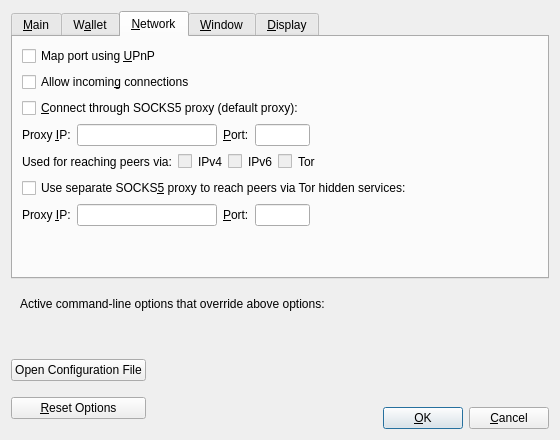
First picture: the form in src/qt/forms/optionsdialog.ui, repository BananeRapeuse/Natrix-node, before the edit.
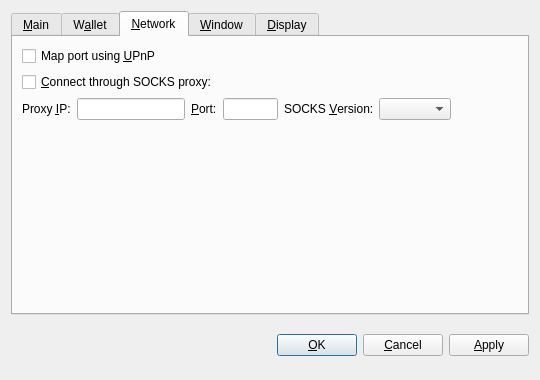
Second picture: the form after the edit. The open tabs and pages were chosen to show the change. Custom widgets are drawn as their Qt base class.

Diff of the .ui file:
```diff
--- a/src/qt/forms/optionsdialog.ui
+++ b/src/qt/forms/optionsdialog.ui
@@ -6,8 +6,8 @@
    <rect>
     <x>0</x>
     <y>0</y>
-    <width>560</width>
-    <height>440</height>
+    <width>540</width>
+    <height>380</height>
    </rect>
   </property>
   <property name="windowTitle">
@@ -19,6 +19,9 @@
   <layout class="QVBoxLayout" name="verticalLayout">
    <item>
     <widget class="QTabWidget" name="tabWidget">
+     <property name="tabPosition">
+      <enum>QTabWidget::North</enum>
+     </property>
      <property name="currentIndex">
       <number>0</number>
      </property>
@@ -30,41 +33,28 @@
        <item>
         <widget class="QCheckBox" name="bitcoinAtStartup">
          <property name="toolTip">
-          <string>Automatically start %1 after logging in to the system.</string>
+          <string>Automatically start Natrix after logging in to the system.</string>
          </property>
          <property name="text">
-          <string>&amp;Start %1 on system login</string>
+          <string>&amp;Start Natrix on system login</string>
          </property>
         </widget>
        </item>
+       <item>
+        <spacer name="verticalSpacer_Main">
+         <property name="orientation">
+          <enum>Qt::Vertical</enum>
+         </property>
+         <property name="sizeHint" stdset="0">
+          <size>
+           <width>20</width>
+           <height>40</height>
+          </size>
+         </property>
+        </spacer>
+       </item>
        <item>
         <layout class="QHBoxLayout" name="horizontalLayout_2_Main">
-         <item>
-          <widget class="QLabel" name="databaseCacheLabel">
-           <property name="text">
-            <string>Size of &amp;database cache</string>
-           </property>
-           <property name="textFormat">
-            <enum>Qt::PlainText</enum>
-           </property>
-           <property name="buddy">
-            <cstring>databaseCache</cstring>
-           </property>
-          </widget>
-         </item>
-         <item>
-          <widget class="QSpinBox" name="databaseCache"/>
-         </item>
-         <item>
-          <widget class="QLabel" name="databaseCacheUnitLabel">
-           <property name="text">
-            <string>MB</string>
-           </property>
-           <property name="textFormat">
-            <enum>Qt::PlainText</enum>
-           </property>
-          </widget>
-         </item>
          <item>
           <spacer name="horizontalSpacer_2_Main">
            <property name="orientation">
@@ -78,96 +68,93 @@
            </property>
           </spacer>
          </item>
-        </layout>
-       </item>
-       <item>
-        <layout class="QHBoxLayout" name="horizontalLayout_3_Main">
          <item>
-          <widget class="QLabel" name="threadsScriptVerifLabel">
-           <property name="text">
-            <string>Number of script &amp;verification threads</string>
-           </property>
-           <property name="textFormat">
-            <enum>Qt::PlainText</enum>
-           </property>
-           <property name="buddy">
-            <cstring>threadsScriptVerif</cstring>
-           </property>
-          </widget>
-         </item>
-         <item>
-          <widget class="QSpinBox" name="threadsScriptVerif">
+          <widget class="QPushButton" name="resetButton">
            <property name="toolTip">
-            <string>(0 = auto, &lt;0 = leave that many cores free)</string>
+            <string>Reset all client options to default.</string>
+           </property>
+           <property name="text">
+            <string>&amp;Reset Options</string>
+           </property>
+           <property name="autoDefault">
+            <bool>false</bool>
            </property>
           </widget>
          </item>
-         <item>
-          <spacer name="horizontalSpacer_3_Main">
-           <property name="orientation">
-            <enum>Qt::Horizontal</enum>
-           </property>
-           <property name="sizeHint" stdset="0">
-            <size>
-             <width>40</width>
-             <height>20</height>
-            </size>
-           </property>
-          </spacer>
-         </item>
         </layout>
        </item>
-       <item>
-        <spacer name="verticalSpacer_Main">
-         <property name="orientation">
-          <enum>Qt::Vertical</enum>
-         </property>
-         <property name="sizeHint" stdset="0">
-          <size>
-           <width>20</width>
-           <height>40</height>
-          </size>
-         </property>
-        </spacer>
-       </item>
       </layout>
      </widget>
      <widget class="QWidget" name="tabWallet">
       <attribute name="title">
        <string>W&amp;allet</string>
       </attribute>
-      <layout class="QVBoxLayout" name="verticalLayout_Wallet">
+      <layout class="QVBoxLayout" name="verticalLayout_Network">
        <item>
-        <widget class="QGroupBox" name="groupBox">
-         <property name="title">
-          <string>Expert</string>
+        <widget class="QLabel" name="transactionFeeInfoLabel">
+         <property name="text">
+          <string>Optional transaction fee per kB that helps make sure your transactions are processed quickly. Most transactions are 1 kB.</string>
          </property>
-         <layout class="QVBoxLayout" name="verticalLayout_2">
-          <item>
-           <widget class="QCheckBox" name="coinControlFeatures">
-            <property name="toolTip">
-             <string>Whether to show coin control features or not.</string>
-            </property>
-            <property name="text">
-             <string>Enable coin &amp;control features</string>
-            </property>
-           </widget>
-          </item>
-          <item>
-           <widget class="QCheckBox" name="spendZeroConfChange">
-            <property name="toolTip">
-             <string>If you disable the spending of unconfirmed change, the change from a transaction cannot be used until that transaction has at least one confirmation. This also affects how your balance is computed.</string>
-            </property>
-            <property name="text">
-             <string>&amp;Spend unconfirmed change</string>
-            </property>
-           </widget>
-          </item>
-         </layout>
+         <property name="textFormat">
+          <enum>Qt::PlainText</enum>
+         </property>
+         <property name="wordWrap">
+          <bool>true</bool>
+         </property>
         </widget>
        </item>
        <item>
-        <spacer name="verticalSpacer_Wallet">
+        <layout class="QHBoxLayout" name="horizontalLayout_1_Main">
+         <item>
+          <widget class="QLabel" name="transactionFeeLabel">
+           <property name="text">
+            <string>Pay transaction &amp;fee</string>
+           </property>
+           <property name="textFormat">
+            <enum>Qt::PlainText</enum>
+           </property>
+           <property name="buddy">
+            <cstring>transactionFee</cstring>
+           </property>
+          </widget>
+         </item>
+         <item>
+          <widget class="BitcoinAmountField" name="transactionFee"/>
+         </item>
+         <item>
+          <spacer name="horizontalSpacer_1_Main">
+           <property name="orientation">
+            <enum>Qt::Horizontal</enum>
+           </property>
+           <property name="sizeHint" stdset="0">
+            <size>
+             <width>40</width>
+             <height>20</height>
+            </size>
+           </property>
+          </spacer>
+         </item>
+        </layout>
+       </item>
+       <item>
+        <widget class="QLabel" name="label">
+         <property name="text">
+          <string>If you disable the spending of unconfirmed change, the change from a transaction cannot be used until that transaction has at least one confirmation. This also affects how your balance is computed.</string>
+         </property>
+         <property name="wordWrap">
+          <bool>true</bool>
+         </property>
+        </widget>
+       </item>
+       <item>
+        <widget class="QCheckBox" name="spendZeroConfChange">
+         <property name="text">
+          <string>Spend unconfirmed change  (experts only)</string>
+         </property>
+        </widget>
+       </item>
+       <item>
+        <spacer name="verticalSpacer">
          <property name="orientation">
           <enum>Qt::Vertical</enum>
          </property>
@@ -189,35 +176,25 @@
        <item>
         <widget class="QCheckBox" name="mapPortUpnp">
          <property name="toolTip">
-          <string>Automatically open the Bitcoin client port on the router. This only works when your router supports UPnP and it is enabled.</string>
+          <string>Automatically open the Natrix client port on the router. This only works when your router supports UPnP and it is enabled.</string>
          </property>
          <property name="text">
           <string>Map port using &amp;UPnP</string>
          </property>
         </widget>
        </item>
-       <item>
-        <widget class="QCheckBox" name="allowIncoming">
-         <property name="toolTip">
-          <string>Accept connections from outside.</string>
-         </property>
-         <property name="text">
-          <string>Allow incomin&amp;g connections</string>
-         </property>
-        </widget>
-       </item>
        <item>
         <widget class="QCheckBox" name="connectSocks">
          <property name="toolTip">
-          <string>Connect to the Bitcoin network through a SOCKS5 proxy.</string>
+          <string>Connect to the Natrix network through a SOCKS proxy (e.g. when connecting through Tor).</string>
          </property>
          <property name="text">
-          <string>&amp;Connect through SOCKS5 proxy (default proxy):</string>
+          <string>&amp;Connect through SOCKS proxy:</string>
          </property>
         </widget>
        </item>
        <item>
-        <layout class="QHBoxLayout" name="horizontalLayout_1_Network">
+        <layout class="QHBoxLayout" name="horizontalLayout_Network">
          <item>
           <widget class="QLabel" name="proxyIpLabel">
            <property name="text">
@@ -233,12 +210,6 @@
          </item>
          <item>
           <widget class="QValidatedLineEdit" name="proxyIp">
-           <property name="minimumSize">
-            <size>
-             <width>140</width>
-             <height>0</height>
-            </size>
-           </property>
            <property name="maximumSize">
             <size>
              <width>140</width>
@@ -246,7 +217,7 @@
             </size>
            </property>
            <property name="toolTip">
-            <string>IP address of the proxy (e.g. IPv4: 127.0.0.1 / IPv6: ::1)</string>
+            <string>IP address of the proxy (e.g. 127.0.0.1)</string>
            </property>
           </widget>
          </item>
@@ -265,12 +236,6 @@
          </item>
          <item>
           <widget class="QLineEdit" name="proxyPort">
-           <property name="minimumSize">
-            <size>
-             <width>55</width>
-             <height>0</height>
-            </size>
-           </property>
            <property name="maximumSize">
             <size>
              <width>55</width>
@@ -283,194 +248,27 @@
           </widget>
          </item>
          <item>
-          <spacer name="horizontalSpacer_1_Network">
-           <property name="orientation">
-            <enum>Qt::Horizontal</enum>
-           </property>
-           <property name="sizeHint" stdset="0">
-            <size>
-             <width>40</width>
-             <height>20</height>
-            </size>
-           </property>
-          </spacer>
-         </item>
-        </layout>
-       </item>
-       <item>
-        <layout class="QHBoxLayout" name="horizontalLayout_2_Network">
-         <item>
-          <widget class="QLabel" name="proxyActiveNets">
+          <widget class="QLabel" name="socksVersionLabel">
            <property name="text">
-            <string>Used for reaching peers via:</string>
+            <string>SOCKS &amp;Version:</string>
            </property>
            <property name="textFormat">
             <enum>Qt::PlainText</enum>
            </property>
-          </widget>
-         </item>
-         <item>
-          <widget class="QCheckBox" name="proxyReachIPv4">
-           <property name="enabled">
-            <bool>false</bool>
-           </property>
-           <property name="toolTip">
-            <string>Shows if the supplied default SOCKS5 proxy is used to reach peers via this network type.</string>
-           </property>
-           <property name="text">
-            <string/>
-           </property>
-          </widget>
-         </item>
-         <item>
-          <widget class="QLabel" name="proxyReachIPv4Label">
-           <property name="text">
-            <string>IPv4</string>
-           </property>
-           <property name="textFormat">
-            <enum>Qt::PlainText</enum>
-           </property>
-          </widget>
-         </item>
-         <item>
-          <widget class="QCheckBox" name="proxyReachIPv6">
-           <property name="enabled">
-            <bool>false</bool>
-           </property>
-           <property name="toolTip">
-            <string>Shows if the supplied default SOCKS5 proxy is used to reach peers via this network type.</string>
-           </property>
-           <property name="text">
-            <string/>
-           </property>
-          </widget>
-         </item>
-         <item>
-          <widget class="QLabel" name="proxyReachIPv6Label">
-           <property name="text">
-            <string>IPv6</string>
-           </property>
-           <property name="textFormat">
-            <enum>Qt::PlainText</enum>
-           </property>
-          </widget>
-         </item>
-         <item>
-          <widget class="QCheckBox" name="proxyReachTor">
-           <property name="enabled">
-            <bool>false</bool>
-           </property>
-           <property name="toolTip">
-            <string>Shows if the supplied default SOCKS5 proxy is used to reach peers via this network type.</string>
-           </property>
-           <property name="text">
-            <string/>
-           </property>
-          </widget>
-         </item>
-         <item>
-          <widget class="QLabel" name="proxyReachTorLabel">
-           <property name="text">
-            <string>Tor</string>
-           </property>
-           <property name="textFormat">
-            <enum>Qt::PlainText</enum>
-           </property>
-          </widget>
-         </item>
-         <item>
-          <spacer name="horizontalSpacer_2_Network">
-           <property name="orientation">
-            <enum>Qt::Horizontal</enum>
-           </property>
-           <property name="sizeHint" stdset="0">
-            <size>
-             <width>40</width>
-             <height>20</height>
-            </size>
-           </property>
-          </spacer>
-         </item>
-        </layout>
-       </item>
-       <item>
-        <widget class="QCheckBox" name="connectSocksTor">
-         <property name="toolTip">
-          <string>Connect to the Bitcoin network through a separate SOCKS5 proxy for Tor hidden services.</string>
-         </property>
-         <property name="text">
-          <string>Use separate SOCKS&amp;5 proxy to reach peers via Tor hidden services:</string>
-         </property>
-        </widget>
-       </item>
-       <item>
-        <layout class="QHBoxLayout" name="horizontalLayout_3_Network">
-         <item>
-          <widget class="QLabel" name="proxyIpTorLabel">
-           <property name="text">
-            <string>Proxy &amp;IP:</string>
-           </property>
-           <property name="textFormat">
-            <enum>Qt::PlainText</enum>
-           </property>
            <property name="buddy">
-            <cstring>proxyIpTor</cstring>
+            <cstring>socksVersion</cstring>
            </property>
           </widget>
          </item>
          <item>
-          <widget class="QValidatedLineEdit" name="proxyIpTor">
-           <property name="minimumSize">
-            <size>
-             <width>140</width>
-             <height>0</height>
-            </size>
-           </property>
-           <property name="maximumSize">
-            <size>
-             <width>140</width>
-             <height>16777215</height>
-            </size>
-           </property>
+          <widget class="QValueComboBox" name="socksVersion">
            <property name="toolTip">
-            <string>IP address of the proxy (e.g. IPv4: 127.0.0.1 / IPv6: ::1)</string>
+            <string>SOCKS version of the proxy (e.g. 5)</string>
            </property>
           </widget>
          </item>
          <item>
-          <widget class="QLabel" name="proxyPortTorLabel">
-           <property name="text">
-            <string>&amp;Port:</string>
-           </property>
-           <property name="textFormat">
-            <enum>Qt::PlainText</enum>
-           </property>
-           <property name="buddy">
-            <cstring>proxyPortTor</cstring>
-           </property>
-          </widget>
-         </item>
-         <item>
-          <widget class="QLineEdit" name="proxyPortTor">
-           <property name="minimumSize">
-            <size>
-             <width>55</width>
-             <height>0</height>
-            </size>
-           </property>
-           <property name="maximumSize">
-            <size>
-             <width>55</width>
-             <height>16777215</height>
-            </size>
-           </property>
-           <property name="toolTip">
-            <string>Port of the proxy (e.g. 9050)</string>
-           </property>
-          </widget>
-         </item>
-         <item>
-          <spacer name="horizontalSpacer_4_Network">
+          <spacer name="horizontalSpacer_Network">
            <property name="orientation">
             <enum>Qt::Horizontal</enum>
            </property>
@@ -504,16 +302,6 @@
        <string>&amp;Window</string>
       </attribute>
       <layout class="QVBoxLayout" name="verticalLayout_Window">
-       <item>
-        <widget class="QCheckBox" name="hideTrayIcon">
-         <property name="toolTip">
-          <string>Hide the icon from the system tray.</string>
-         </property>
-         <property name="text">
-          <string>&amp;Hide tray icon</string>
-         </property>
-        </widget>
-       </item>
        <item>
         <widget class="QCheckBox" name="minimizeToTray">
          <property name="toolTip">
@@ -527,7 +315,7 @@
        <item>
         <widget class="QCheckBox" name="minimizeOnClose">
          <property name="toolTip">
-          <string>Minimize instead of exit the application when the window is closed. When this option is enabled, the application will be closed only after selecting Exit in the menu.</string>
+          <string>Minimize instead of exit the application when the window is closed. When this option is enabled, the application will be closed only after selecting Quit in the menu.</string>
          </property>
          <property name="text">
           <string>M&amp;inimize on close</string>
@@ -572,7 +360,7 @@
          <item>
           <widget class="QValueComboBox" name="lang">
            <property name="toolTip">
-            <string>The user interface language can be set here. This setting will take effect after restarting %1.</string>
+            <string>The user interface language can be set here. This setting will take effect after restarting Natrix.</string>
            </property>
           </widget>
          </item>
@@ -603,28 +391,24 @@
         </layout>
        </item>
        <item>
-        <layout class="QHBoxLayout" name="horizontalLayout_3_Display">
-         <item>
-          <widget class="QLabel" name="thirdPartyTxUrlsLabel">
-           <property name="toolTip">
-            <string>Third party URLs (e.g. a block explorer) that appear in the transactions tab as context menu items. %s in the URL is replaced by transaction hash. Multiple URLs are separated by vertical bar |.</string>
-           </property>
-           <property name="text">
-            <string>&amp;Third party transaction URLs</string>
-           </property>
-           <property name="buddy">
-            <cstring>thirdPartyTxUrls</cstring>
-           </property>
-          </widget>
-         </item>
-         <item>
-          <widget class="QLineEdit" name="thirdPartyTxUrls">
-           <property name="toolTip">
-            <string>Third party URLs (e.g. a block explorer) that appear in the transactions tab as context menu items. %s in the URL is replaced by transaction hash. Multiple URLs are separated by vertical bar |.</string>
-           </property>
-          </widget>
-         </item>
-        </layout>
+        <widget class="QCheckBox" name="displayAddresses">
+         <property name="toolTip">
+          <string>Whether to show Natrix addresses in the transaction list or not.</string>
+         </property>
+         <property name="text">
+          <string>&amp;Display addresses in transaction list</string>
+         </property>
+        </widget>
+       </item>
+       <item>
+        <widget class="QCheckBox" name="coinControlFeatures">
+         <property name="toolTip">
+          <string>Whether to show coin control features or not.</string>
+         </property>
+         <property name="text">
+          <string>Display coin &amp;control features (experts only!)</string>
+         </property>
+        </widget>
        </item>
        <item>
         <spacer name="verticalSpacer_Display">
@@ -643,84 +427,8 @@
      </widget>
     </widget>
    </item>
-   <item>
-    <widget class="QFrame" name="frame">
-     <layout class="QVBoxLayout" name="verticalLayout_Bottom">
-      <item>
-       <layout class="QHBoxLayout" name="horizontalLayout_Bottom">
-        <item>
-         <widget class="QLabel" name="overriddenByCommandLineInfoLabel">
-          <property name="text">
-           <string>Active command-line options that override above options:</string>
-          </property>
-          <property name="textFormat">
-           <enum>Qt::PlainText</enum>
-          </property>
-         </widget>
-        </item>
-        <item>
-         <spacer name="horizontalSpacer_Bottom">
-          <property name="orientation">
-           <enum>Qt::Horizontal</enum>
-          </property>
-          <property name="sizeHint" stdset="0">
-           <size>
-            <width>40</width>
-            <height>20</height>
-           </size>
-          </property>
-         </spacer>
-        </item>
-       </layout>
-      </item>
-      <item>
-       <widget class="QLabel" name="overriddenByCommandLineLabel">
-        <property name="text">
-         <string/>
-        </property>
-        <property name="textFormat">
-         <enum>Qt::PlainText</enum>
-        </property>
-        <property name="wordWrap">
-         <bool>true</bool>
-        </property>
-       </widget>
-      </item>
-     </layout>
-    </widget>
-   </item>
    <item>
     <layout class="QHBoxLayout" name="horizontalLayout_Buttons">
-     <item>
-      <layout class="QVBoxLayout" name="verticalLayout_Buttons">
-       <item>
-        <widget class="QPushButton" name="openBitcoinConfButton">
-         <property name="toolTip">
-          <string>Open the %1 configuration file from the working directory.</string>
-         </property>
-         <property name="text">
-          <string>Open Configuration File</string>
-         </property>
-         <property name="autoDefault">
-          <bool>false</bool>
-         </property>
-        </widget>
-       </item>
-       <item>
-        <widget class="QPushButton" name="resetButton">
-         <property name="toolTip">
-          <string>Reset all client options to default.</string>
-         </property>
-         <property name="text">
-          <string>&amp;Reset Options</string>
-         </property>
-         <property name="autoDefault">
-          <bool>false</bool>
-         </property>
-        </widget>
-       </item>
-      </layout>
-     </item>
      <item>
       <spacer name="horizontalSpacer_1">
        <property name="orientation">
@@ -736,12 +444,6 @@
      </item>
      <item>
       <widget class="QLabel" name="statusLabel">
-       <property name="minimumSize">
-        <size>
-         <width>200</width>
-         <height>0</height>
-        </size>
-       </property>
        <property name="font">
         <font>
          <weight>75</weight>
@@ -773,48 +475,31 @@
       </spacer>
      </item>
      <item>
-      <layout class="QVBoxLayout" name="verticalLayout_4">
-       <item>
-        <spacer name="verticalSpacer">
-         <property name="orientation">
-          <enum>Qt::Vertical</enum>
-         </property>
-         <property name="sizeHint" stdset="0">
-          <size>
-           <width>20</width>
-           <height>40</height>
-          </size>
-         </property>
-        </spacer>
-       </item>
-       <item>
-        <layout class="QHBoxLayout" name="horizontalLayout">
-         <item>
-          <widget class="QPushButton" name="okButton">
-           <property name="text">
-            <string>&amp;OK</string>
-           </property>
-           <property name="autoDefault">
-            <bool>false</bool>
-           </property>
-           <property name="default">
-            <bool>true</bool>
-           </property>
-          </widget>
-         </item>
-         <item>
-          <widget class="QPushButton" name="cancelButton">
-           <property name="text">
-            <string>&amp;Cancel</string>
-           </property>
-           <property name="autoDefault">
-            <bool>false</bool>
-           </property>
-          </widget>
-         </item>
-        </layout>
-       </item>
-      </layout>
+      <widget class="QPushButton" name="okButton">
+       <property name="text">
+        <string>&amp;OK</string>
+       </property>
+      </widget>
+     </item>
+     <item>
+      <widget class="QPushButton" name="cancelButton">
+       <property name="text">
+        <string>&amp;Cancel</string>
+       </property>
+       <property name="autoDefault">
+        <bool>false</bool>
+       </property>
+      </widget>
+     </item>
+     <item>
+      <widget class="QPushButton" name="applyButton">
+       <property name="text">
+        <string>&amp;Apply</string>
+       </property>
+       <property name="autoDefault">
+        <bool>false</bool>
+       </property>
+      </widget>
      </item>
     </layout>
    </item>
@@ -822,14 +507,19 @@
  </widget>
  <customwidgets>
   <customwidget>
-   <class>QValidatedLineEdit</class>
-   <extends>QLineEdit</extends>
-   <header>qt/qvalidatedlineedit.h</header>
+   <class>BitcoinAmountField</class>
+   <extends>QSpinBox</extends>
+   <header>bitcoinamountfield.h</header>
   </customwidget>
   <customwidget>
    <class>QValueComboBox</class>
    <extends>QComboBox</extends>
-   <header>qt/qvaluecombobox.h</header>
+   <header>qvaluecombobox.h</header>
+  </customwidget>
+  <customwidget>
+   <class>QValidatedLineEdit</class>
+   <extends>QLineEdit</extends>
+   <header>qvalidatedlineedit.h</header>
   </customwidget>
  </customwidgets>
  <resources/>
```
